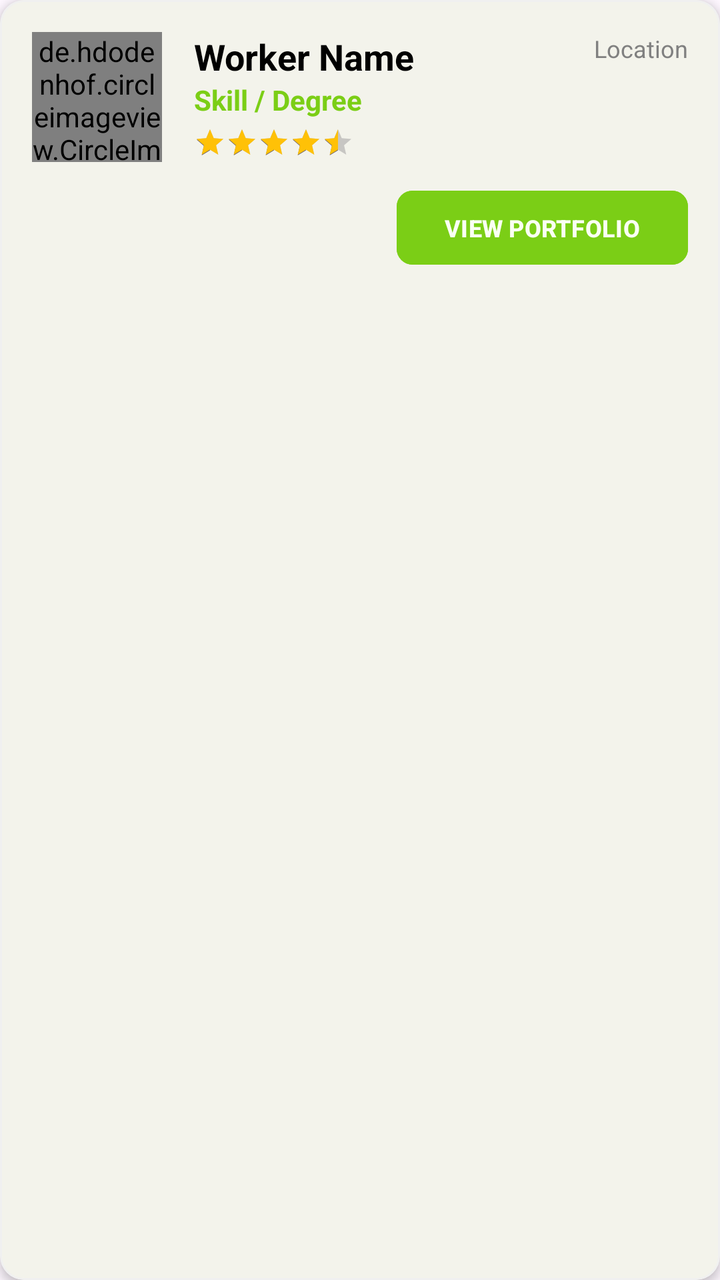
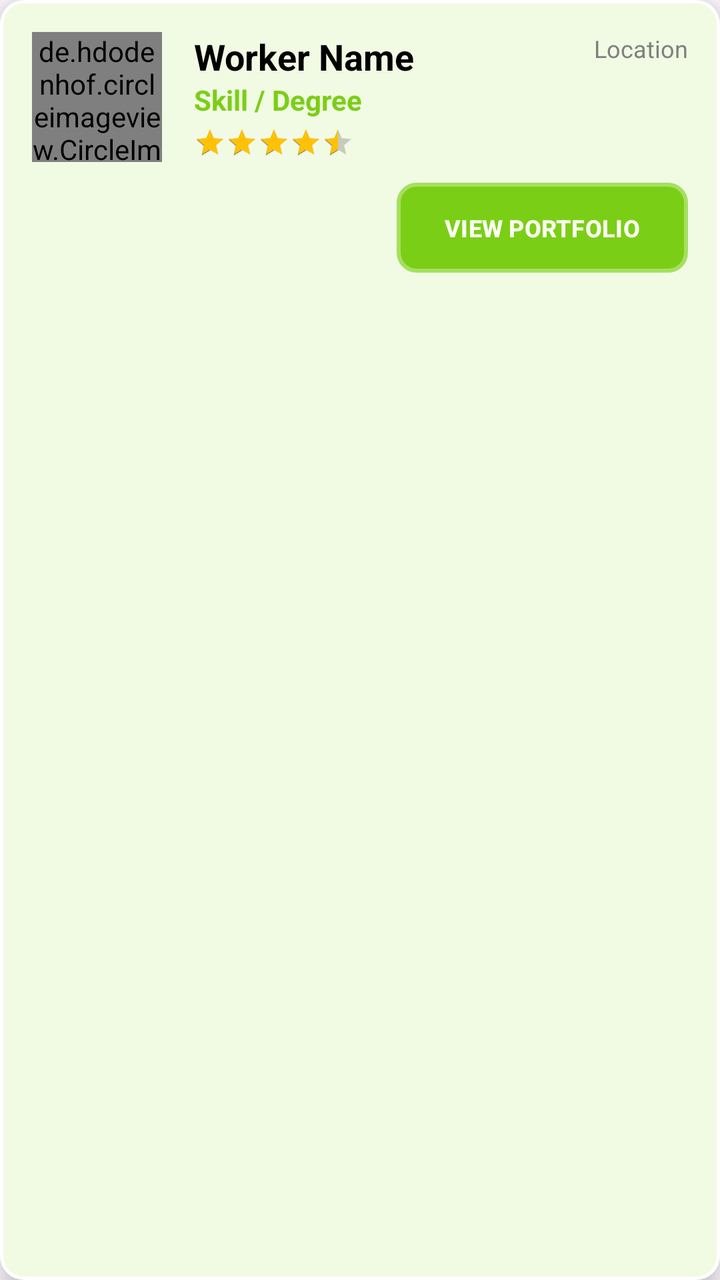

Before-and-after screenshots of an Android layout around one commit, followed by the original layout XML and the change that was made.
<!-- AndroidManifest.xml: application theme Theme.RozgarConnector -->
<!-- res/layout/item_worker.xml -->
<?xml version="1.0" encoding="utf-8"?>
<com.google.android.material.card.MaterialCardView xmlns:android="http://schemas.android.com/apk/res/android"
    xmlns:app="http://schemas.android.com/apk/res-auto"
    android:layout_width="match_parent"
    android:layout_height="wrap_content"
    android:layout_marginBottom="12dp"
    android:layout_marginHorizontal="4dp"
    app:cardCornerRadius="12dp"
    app:cardElevation="3dp"
    app:strokeColor="#F0F0F0"
    app:strokeWidth="1dp">

    <androidx.constraintlayout.widget.ConstraintLayout
        android:layout_width="match_parent"
        android:layout_height="wrap_content"
        android:padding="16dp">

        <de.hdodenhof.circleimageview.CircleImageView
            android:id="@+id/imgProfile"
            android:layout_width="65dp"
            android:layout_height="65dp"
            android:src="@drawable/ic_profile"
            app:layout_constraintStart_toStartOf="parent"
            app:layout_constraintTop_toTopOf="parent" />

        <TextView
            android:id="@+id/tvName"
            android:layout_width="0dp"
            android:layout_height="wrap_content"
            android:layout_marginStart="16dp"
            android:text="Worker Name"
            android:textColor="@color/black"
            android:textSize="18sp"
            android:textStyle="bold"
            app:layout_constraintEnd_toStartOf="@id/tvLocation"
            app:layout_constraintStart_toEndOf="@id/imgProfile"
            app:layout_constraintTop_toTopOf="@id/imgProfile" />

        <TextView
            android:id="@+id/tvSkill"
            android:layout_width="wrap_content"
            android:layout_height="wrap_content"
            android:text="Skill / Degree"
            android:textColor="@color/primary_green"
            android:textSize="14sp"
            android:textStyle="bold"
            app:layout_constraintStart_toStartOf="@id/tvName"
            app:layout_constraintTop_toBottomOf="@id/tvName" />

        <TextView
            android:id="@+id/tvLocation"
            android:layout_width="wrap_content"
            android:layout_height="wrap_content"
            android:text="Location"
            android:textColor="@color/grey"
            android:textSize="12sp"
            app:layout_constraintEnd_toEndOf="parent"
            app:layout_constraintTop_toTopOf="@id/tvName" />

        <ImageView
            android:id="@+id/imgVerified"
            android:layout_width="16dp"
            android:layout_height="16dp"
            android:layout_marginStart="4dp"
            android:src="@drawable/ic_notification"
            android:visibility="gone"
            app:layout_constraintBottom_toBottomOf="@id/tvName"
            app:layout_constraintStart_toEndOf="@id/tvName"
            app:layout_constraintTop_toTopOf="@id/tvName"
            app:tint="@color/primary_green" />

        <RatingBar
            android:id="@+id/ratingBar"
            style="?android:attr/ratingBarStyleSmall"
            android:layout_width="wrap_content"
            android:layout_height="wrap_content"
            android:layout_marginTop="4dp"
            android:numStars="5"
            android:progressTint="#FFC107"
            android:rating="4.5"
            app:layout_constraintStart_toStartOf="@id/tvSkill"
            app:layout_constraintTop_toBottomOf="@id/tvSkill" />

        <com.google.android.material.button.MaterialButton
            android:id="@+id/btnViewDetails"
            android:layout_width="wrap_content"
            android:layout_height="45dp"
            android:layout_marginTop="12dp"
            android:backgroundTint="@color/primary_green"
            android:text="VIEW PORTFOLIO"
            android:textAllCaps="true"
            android:textColor="@color/white"
            android:textSize="12sp"
            android:textStyle="bold"
            app:cornerRadius="8dp"
            app:layout_constraintBottom_toBottomOf="parent"
            app:layout_constraintEnd_toEndOf="parent"
            app:layout_constraintTop_toBottomOf="@id/ratingBar" />

    </androidx.constraintlayout.widget.ConstraintLayout>
</com.google.android.material.card.MaterialCardView>
<!-- resources referenced by this layout -->
<resources>
  <color name="black">#FF000000</color>
  <color name="grey">#808080</color>
  <color name="primary_green">#7BCE16</color>
  <color name="white">#FAFFF3</color>
  <!-- drawable ic_notification: vector/xml drawable (drawable, 2138 chars, omitted) -->
  <!-- drawable ic_profile (drawable) -->
  <vector xmlns:android="http://schemas.android.com/apk/res/android"
      android:width="800dp"
      android:height="800dp"
      android:viewportWidth="24"
      android:viewportHeight="24">
    <path
        android:pathData="M22,12C22,17.523 17.523,22 12,22C6.477,22 2,17.523 2,12C2,6.477 6.477,2 12,2C17.523,2 22,6.477 22,12Z"
        android:strokeAlpha="0.5"
        android:fillColor="#000000"
        android:fillAlpha="0.5"/>
    <path
        android:pathData="M16.807,19.011C15.44,19.95 13.784,20.5 12,20.5C10.216,20.5 8.56,19.95 7.193,19.011C6.589,18.596 6.331,17.806 6.682,17.163C7.41,15.83 8.91,15 12,15C15.09,15 16.59,15.83 17.318,17.163C17.669,17.806 17.411,18.596 16.807,19.011Z"
        android:fillColor="#000000"/>
    <path
        android:pathData="M12,12C13.657,12 15,10.657 15,9C15,7.343 13.657,6 12,6C10.343,6 9,7.343 9,9C9,10.657 10.343,12 12,12Z"
        android:fillColor="#000000"/>
  </vector>
  <style name="Theme.RozgarConnector" parent="Base.Theme.RozgarConnector" />
  <style name="Base.Theme.RozgarConnector" parent="Theme.Material3.DayNight.NoActionBar">
          
          <item name="colorPrimary">@color/primary_green</item>
      </style>
</resources>

<!-- the commit's change to res/layout/item_worker.xml (unified diff, before → after) -->
@@ -6,9 +6,10 @@
     android:layout_marginBottom="12dp"
     android:layout_marginHorizontal="4dp"
     app:cardCornerRadius="12dp"
-    app:cardElevation="3dp"
-    app:strokeColor="#F0F0F0"
-    app:strokeWidth="1dp">
+    android:backgroundTint="#F1FBE3"
+    app:cardElevation="8dp"
+    app:strokeWidth="1.5dp"
+    app:strokeColor="#FFFFFF">
 
     <androidx.constraintlayout.widget.ConstraintLayout
         android:layout_width="match_parent"
@@ -86,6 +87,7 @@
             android:layout_width="wrap_content"
             android:layout_height="45dp"
             android:layout_marginTop="12dp"
+            android:background="@drawable/fullglass_bg"
             android:backgroundTint="@color/primary_green"
             android:text="VIEW PORTFOLIO"
             android:textAllCaps="true"
<!-- resource entries referenced after the edit -->
@@ -4,6 +4,19 @@
   <color name="grey">#808080</color>
   <color name="primary_green">#7BCE16</color>
   <color name="white">#FAFFF3</color>
+  <!-- drawable fullglass_bg (drawable) -->
+  <?xml version="1.0" encoding="utf-8"?>
+  <shape xmlns:android="http://schemas.android.com/apk/res/android">
+  
+      <solid android:color="#7BCE16" />
+  
+      <corners android:radius="8dp" />
+  
+  
+      <stroke
+          android:width="4dp"
+          android:color="#A22B6D14"/>
+  </shape>
   <!-- drawable ic_notification: vector/xml drawable (drawable, 2138 chars, omitted) -->
   <!-- drawable ic_profile (drawable) -->
   <vector xmlns:android="http://schemas.android.com/apk/res/android"
